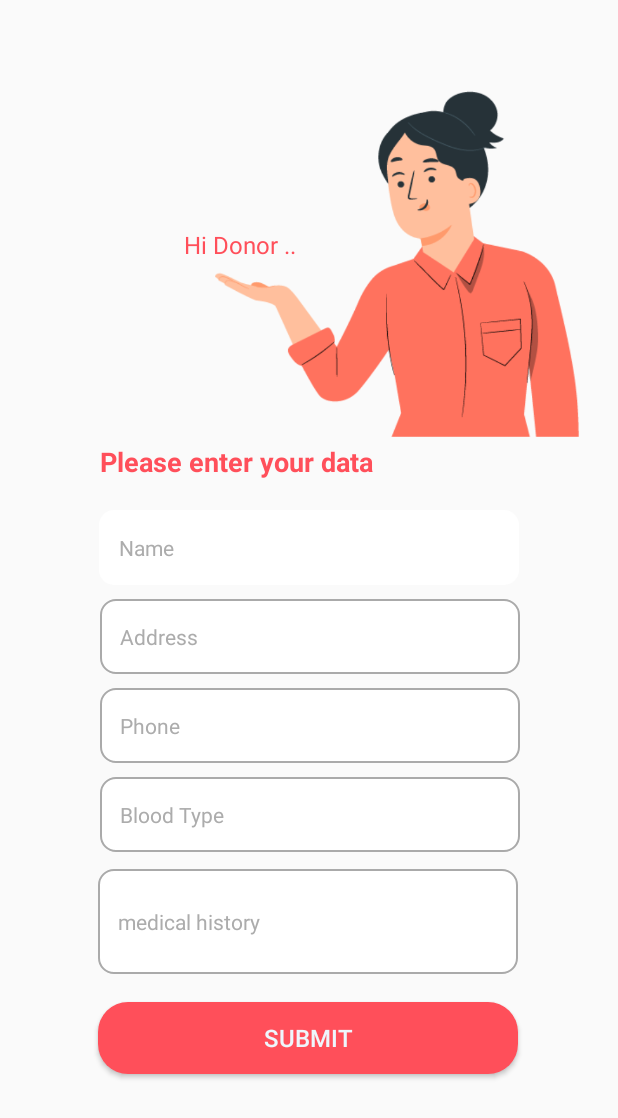
After one commit to emangad99/MedScan, an Android app: the DetailsDonor screen opened directly, with no data from a screen before it, on a phone screen of 412 x 824 dp. The commit adds this screen. Shown: the top 1118 px of the screen. Run offline under Robolectric (Android 15) with nearby library versions, the phone set to English and light mode, and no system bars.

Commit message:
init commit

```diff
--- a/app/src/main/AndroidManifest.xml
+++ b/app/src/main/AndroidManifest.xml
@@ -11,6 +11,9 @@
         android:roundIcon="@mipmap/ic_launcher_round"
         android:supportsRtl="true"
         android:theme="@style/Theme.MedScan">
+        <activity
+            android:name=".DetailsDonor"
+            android:exported="true" />
         <activity
             android:name=".Feedback"
             android:exported="true" />
--- /dev/null
+++ b/app/src/main/java/com/example/medscan/DetailsDonor.java
@@ -0,0 +1,14 @@
+package com.example.medscan;
+
+import androidx.appcompat.app.AppCompatActivity;
+
+import android.os.Bundle;
+
+public class DetailsDonor extends AppCompatActivity {
+
+    @Override
+    protected void onCreate(Bundle savedInstanceState) {
+        super.onCreate(savedInstanceState);
+        setContentView(R.layout.activity_details_donor);
+    }
+}
--- a/app/src/main/java/com/example/medscan/HomeActivity.java
+++ b/app/src/main/java/com/example/medscan/HomeActivity.java
@@ -16,7 +16,7 @@ import com.google.android.material.navigation.NavigationView;
 import org.jetbrains.annotations.NotNull;
 
 public class HomeActivity extends AppCompatActivity {
-Button patient;
+Button patient, donor;
 
 DrawerLayout drawerLayout;
 ActionBarDrawerToggle toggle;
@@ -80,12 +80,23 @@ NavigationView navigationView;
 
 
         patient=findViewById(R.id.btn_patient);
+        donor=findViewById(R.id.btn_donor);
 
         patient.setOnClickListener(new View.OnClickListener() {
             @Override
             public void onClick(View v) {
                 Intent patient=new Intent(HomeActivity.this,DetailsPatientActivity.class);
                 startActivity(patient);
+            }
+        });
+
+        donor.setOnClickListener(new View.OnClickListener() {
+            @Override
+            public void onClick(View v) {
+
+                Intent donor=new Intent(HomeActivity.this,DetailsDonor.class);
+                startActivity(donor);
+
             }
         });
     }
--- /dev/null
+++ b/app/src/main/res/layout/activity_details_donor.xml
@@ -0,0 +1,158 @@
+<?xml version="1.0" encoding="utf-8"?>
+<androidx.constraintlayout.widget.ConstraintLayout xmlns:android="http://schemas.android.com/apk/res/android"
+    xmlns:app="http://schemas.android.com/apk/res-auto"
+    xmlns:tools="http://schemas.android.com/tools"
+    android:layout_width="match_parent"
+    android:layout_height="match_parent"
+    tools:context=".DetailsPatientActivity">
+
+    <EditText
+        android:id="@+id/txt_name"
+        android:layout_width="280dp"
+        android:layout_height="50dp"
+        android:layout_marginTop="9dp"
+        android:background="@drawable/custominput"
+        android:ems="10"
+        android:hint=" Name"
+        android:inputType="text"
+        android:paddingStart="10dp"
+        android:paddingEnd="10dp"
+        android:textColor="@color/black"
+        android:textColorHint="#ACACAC"
+        android:textSize="14sp"
+        app:layout_constraintEnd_toEndOf="parent"
+        app:layout_constraintHorizontal_bias="0.5"
+        app:layout_constraintStart_toStartOf="parent"
+        app:layout_constraintTop_toBottomOf="@+id/textView16" />
+
+    <EditText
+        android:id="@+id/txt_blood_type"
+        android:layout_width="280dp"
+        android:layout_height="50dp"
+        android:layout_marginTop="9dp"
+        android:background="@drawable/custominput"
+        android:ems="10"
+        android:hint=" Blood Type"
+        android:inputType="text"
+        android:paddingStart="10dp"
+        android:paddingEnd="10dp"
+        android:textColor="@color/black"
+        android:textColorHint="#ACACAC"
+        android:textSize="14sp"
+        app:layout_constraintEnd_toEndOf="parent"
+        app:layout_constraintHorizontal_bias="0.503"
+        app:layout_constraintStart_toStartOf="parent"
+        app:layout_constraintTop_toBottomOf="@+id/txt_phone" />
+
+    <EditText
+        android:id="@+id/txt_blood_type2"
+        android:layout_width="280dp"
+        android:layout_height="70dp"
+        android:layout_marginTop="9dp"
+        android:layout_marginBottom="17dp"
+        android:background="@drawable/custominput"
+        android:ems="10"
+        android:hint=" medical history"
+        android:inputType="text"
+        android:paddingStart="10dp"
+        android:paddingEnd="10dp"
+        android:textColor="@color/black"
+        android:textColorHint="#ACACAC"
+        android:textSize="14sp"
+        app:layout_constraintBottom_toTopOf="@+id/btn_submit"
+        app:layout_constraintEnd_toEndOf="parent"
+        app:layout_constraintHorizontal_bias="0.496"
+        app:layout_constraintStart_toStartOf="parent"
+        app:layout_constraintTop_toBottomOf="@+id/txt_blood_type" />
+
+    <EditText
+        android:id="@+id/txt_phone"
+        android:layout_width="280dp"
+        android:layout_height="50dp"
+        android:layout_marginTop="9dp"
+        android:background="@drawable/custominput"
+        android:ems="10"
+        android:hint=" Phone"
+        android:inputType="phone"
+        android:paddingStart="10dp"
+        android:paddingEnd="10dp"
+        android:textColor="@color/black"
+        android:textColorHint="#ACACAC"
+        android:textSize="14sp"
+        app:layout_constraintEnd_toEndOf="parent"
+        app:layout_constraintHorizontal_bias="0.503"
+        app:layout_constraintStart_toStartOf="parent"
+        app:layout_constraintTop_toBottomOf="@+id/txt_address" />
+
+    <EditText
+        android:id="@+id/txt_address"
+        android:layout_width="280dp"
+        android:layout_height="50dp"
+        android:layout_marginTop="9dp"
+        android:background="@drawable/custominput"
+        android:ems="10"
+        android:hint=" Address"
+        android:inputType="text"
+        android:paddingStart="10dp"
+        android:paddingEnd="10dp"
+        android:textColor="@color/black"
+        android:textColorHint="#ACACAC"
+        android:textSize="14sp"
+        app:layout_constraintEnd_toEndOf="parent"
+        app:layout_constraintHorizontal_bias="0.503"
+        app:layout_constraintStart_toStartOf="parent"
+        app:layout_constraintTop_toBottomOf="@+id/txt_name" />
+
+    <ImageView
+        android:id="@+id/imageView25"
+        android:layout_width="290dp"
+        android:layout_height="326dp"
+        android:layout_marginStart="110dp"
+        app:layout_constraintEnd_toEndOf="parent"
+        app:layout_constraintHorizontal_bias="1.0"
+        app:layout_constraintStart_toStartOf="parent"
+        app:layout_constraintTop_toTopOf="parent"
+        app:srcCompat="@drawable/hi" />
+
+    <Button
+        android:id="@+id/btn_submit"
+        android:layout_width="280dp"
+        android:layout_height="48dp"
+        android:layout_marginTop="100dp"
+        android:background="@drawable/custom_button"
+        android:text="@string/sub"
+        android:textColor="@color/color3"
+        android:textSize="16sp"
+        app:layout_constraintEnd_toEndOf="parent"
+        app:layout_constraintHorizontal_bias="0.496"
+        app:layout_constraintStart_toStartOf="parent"
+        app:layout_constraintTop_toBottomOf="@+id/txt_blood_type" />
+
+    <TextView
+        android:id="@+id/textView16"
+        android:layout_width="313dp"
+        android:layout_height="35dp"
+        android:layout_marginTop="295dp"
+        android:text="@string/textview"
+        android:textColor="@color/color2"
+        android:textSize="18sp"
+        android:textStyle="bold"
+        app:layout_constraintEnd_toEndOf="parent"
+        app:layout_constraintHorizontal_bias="0.673"
+        app:layout_constraintStart_toStartOf="parent"
+        app:layout_constraintTop_toTopOf="parent" />
+
+    <TextView
+        android:id="@+id/textView23"
+        android:layout_width="212dp"
+        android:layout_height="26dp"
+        android:layout_marginTop="152dp"
+        android:text="Hi Donor .."
+        android:textColor="@color/color2"
+        android:textSize="16sp"
+        app:layout_constraintEnd_toEndOf="parent"
+        app:layout_constraintHorizontal_bias="0.613"
+        app:layout_constraintStart_toStartOf="parent"
+        app:layout_constraintTop_toTopOf="@+id/imageView25" />
+
+</androidx.constraintlayout.widget.ConstraintLayout>
--- a/app/src/main/res/layout/activity_home.xml
+++ b/app/src/main/res/layout/activity_home.xml
@@ -44,7 +44,7 @@
                 app:srcCompat="@drawable/icon2" />
 
             <Button
-                android:id="@+id/button4"
+                android:id="@+id/btn_donor"
                 android:layout_width="229dp"
                 android:layout_height="54dp"
                 android:layout_marginTop="176dp"
@@ -92,7 +92,7 @@
                 app:layout_constraintEnd_toEndOf="parent"
                 app:layout_constraintHorizontal_bias="0.473"
                 app:layout_constraintStart_toStartOf="parent"
-                app:layout_constraintTop_toBottomOf="@+id/button4" />
+                app:layout_constraintTop_toBottomOf="@+id/btn_donor" />
 
             <TextView
                 android:id="@+id/textView21"
@@ -105,7 +105,7 @@
                 app:layout_constraintEnd_toEndOf="parent"
                 app:layout_constraintHorizontal_bias="0.496"
                 app:layout_constraintStart_toStartOf="parent"
-                app:layout_constraintTop_toBottomOf="@+id/button4" />
+                app:layout_constraintTop_toBottomOf="@+id/btn_donor" />
 
             <Button
                 android:id="@+id/btn_patient"
```
